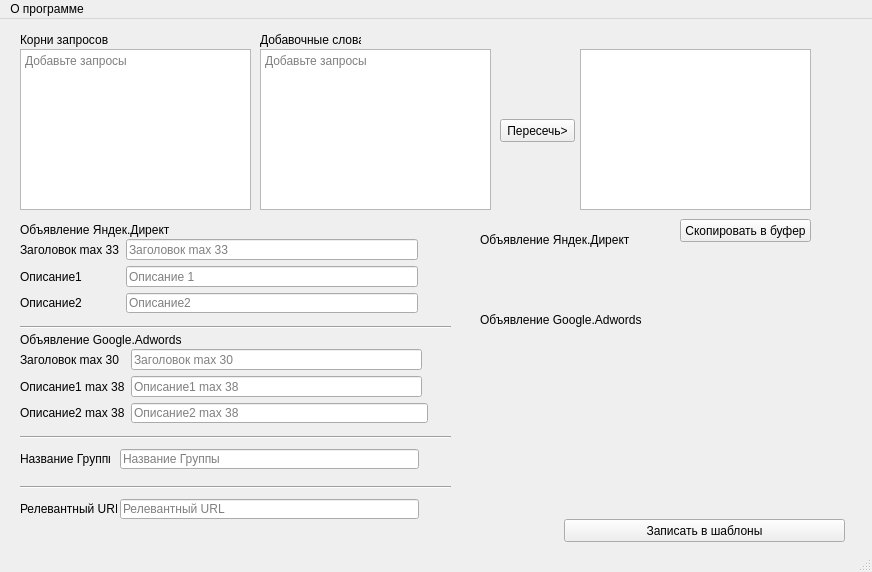
Above: kont_gen.ui from VitoZet/Kursa4 before the change. Below: the same form after it.
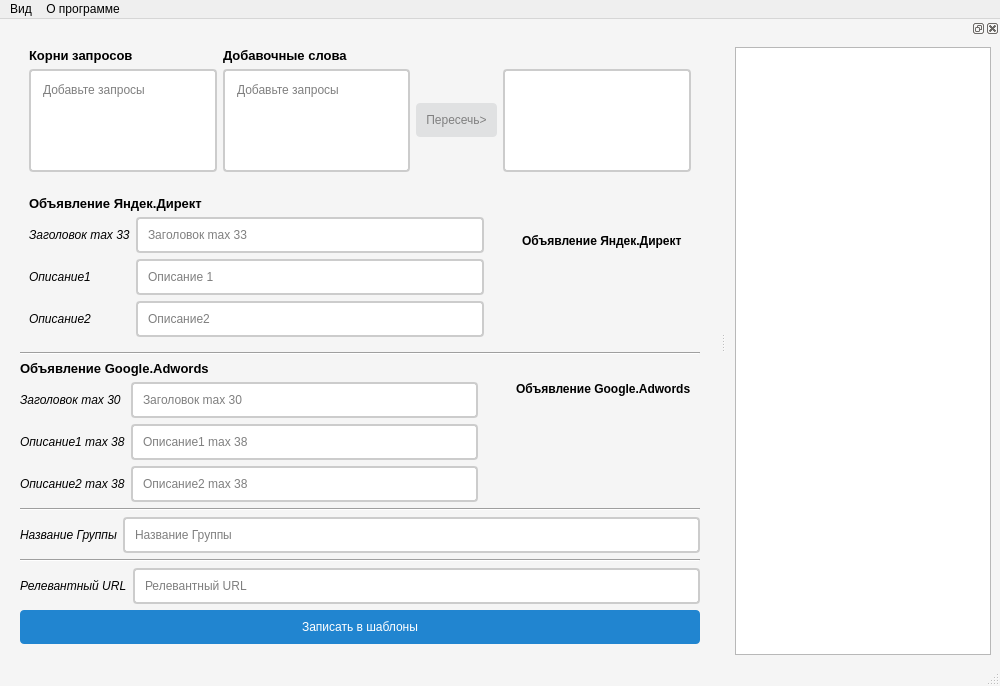
That is the form after the change.

The edit to the form file:
```diff
--- a/kont_gen.ui
+++ b/kont_gen.ui
@@ -6,169 +6,159 @@
    <rect>
     <x>0</x>
     <y>0</y>
-    <width>872</width>
-    <height>572</height>
+    <width>1000</width>
+    <height>686</height>
    </rect>
   </property>
   <property name="windowTitle">
-   <string>MainWindow</string>
+   <string>Пересечение запросов</string>
+  </property>
+  <property name="styleSheet">
+   <string notr="true">#MainWindow {
+	background-color: #f5f5f5;
+}
+QTextEdit, QLineEdit {
+	background-color: #ffffff;
+	border-style: solid;
+	border-width: 2px;
+	border-color: #cccccc;
+	border-radius: 4px;
+	padding: 8px;
+}
+QTextEdit:focus, QLineEdit:focus {
+	border-color: #66afe9;
+ }
+QPushButton {
+    color: #808080;
+    background-color: #e0e1e2;
+    border-style: none;
+    border-radius: 4px;
+    padding: 10px;
+    outline: none;
+}
+QPushButton:hover {
+    background-color: #d3d4d6;
+}
+QPushButton:pressed {
+    background-color: #c6c8cd;
+}
+QPushButton:disabled {
+    background-color: #cccccc;
+}
+QPushButton#test_button {
+    color: #ffffff;
+    background-color: #2185d0;
+}
+QPushButton#test_button:hover {
+    background-color: #1e77ba;
+}
+QPushButton#test_button:pressed {
+    background-color: #1a69a4;
+}
+QPushButton#test_button:disabled {
+    background-color: #a3bfd4;
+}</string>
   </property>
   <widget class="QWidget" name="centralwidget">
-   <widget class="QPushButton" name="perese4">
-    <property name="geometry">
-     <rect>
-      <x>500</x>
-      <y>100</y>
-      <width>75</width>
-      <height>23</height>
-     </rect>
+   <layout class="QVBoxLayout" name="verticalLayout_2">
+    <property name="leftMargin">
+     <number>20</number>
     </property>
-    <property name="text">
-     <string>Пересечь&gt;</string>
+    <property name="topMargin">
+     <number>20</number>
     </property>
-   </widget>
-   <widget class="QPushButton" name="pushButton_2">
-    <property name="geometry">
-     <rect>
-      <x>680</x>
-      <y>200</y>
-      <width>131</width>
-      <height>23</height>
-     </rect>
+    <property name="rightMargin">
+     <number>20</number>
     </property>
-    <property name="text">
-     <string>Скопировать в буфер</string>
+    <property name="bottomMargin">
+     <number>20</number>
     </property>
-   </widget>
-   <widget class="QLabel" name="label">
-    <property name="geometry">
-     <rect>
-      <x>20</x>
-      <y>200</y>
-      <width>171</width>
-      <height>21</height>
-     </rect>
-    </property>
-    <property name="text">
-     <string>Объявление Яндек.Директ</string>
-    </property>
-   </widget>
+    <item>
+     <widget class="QWidget" name="widget" native="true">
+      <layout class="QGridLayout" name="gridLayout_3">
+       <item row="0" column="0">
    <widget class="QLabel" name="label_3">
-    <property name="geometry">
-     <rect>
-      <x>20</x>
-      <y>10</y>
-      <width>91</width>
-      <height>21</height>
-     </rect>
+         <property name="font">
+          <font>
+           <pointsize>10</pointsize>
+           <weight>75</weight>
+           <bold>true</bold>
+          </font>
     </property>
     <property name="text">
      <string>Корни запросов</string>
     </property>
    </widget>
+       </item>
+       <item row="0" column="1">
    <widget class="QLabel" name="label_4">
-    <property name="geometry">
-     <rect>
-      <x>260</x>
-      <y>10</y>
-      <width>101</width>
-      <height>21</height>
-     </rect>
+         <property name="font">
+          <font>
+           <pointsize>10</pointsize>
+           <weight>75</weight>
+           <bold>true</bold>
+          </font>
     </property>
     <property name="text">
      <string>Добавочные слова</string>
     </property>
    </widget>
-   <widget class="QLabel" name="label_8">
-    <property name="geometry">
-     <rect>
-      <x>480</x>
-      <y>210</y>
-      <width>171</width>
-      <height>21</height>
-     </rect>
+       </item>
+       <item row="1" column="0">
+        <widget class="QTextEdit" name="zapros_1">
+         <property name="placeholderText">
+          <string>Добавьте запросы</string>
+         </property>
+        </widget>
+       </item>
+       <item row="1" column="1">
+        <widget class="QTextEdit" name="zapros_2">
+         <property name="placeholderText">
+          <string>Добавьте запросы</string>
+         </property>
+        </widget>
+       </item>
+       <item row="1" column="3">
+        <widget class="QTextEdit" name="result_zapros"/>
+       </item>
+       <item row="1" column="2">
+        <widget class="QPushButton" name="perese4">
+         <property name="text">
+          <string>Пересечь&gt;</string>
+         </property>
+        </widget>
+       </item>
+      </layout>
+     </widget>
+    </item>
+    <item>
+     <widget class="QWidget" name="widget_4" native="true">
+      <layout class="QVBoxLayout" name="verticalLayout">
+       <item>
+        <layout class="QGridLayout" name="gridLayout_6">
+         <item row="0" column="0">
+          <widget class="QLabel" name="label">
+           <property name="font">
+            <font>
+             <pointsize>10</pointsize>
+             <weight>75</weight>
+             <bold>true</bold>
+            </font>
     </property>
     <property name="text">
      <string>Объявление Яндек.Директ</string>
     </property>
    </widget>
-   <widget class="QLabel" name="view_yd_title">
-    <property name="geometry">
-     <rect>
-      <x>480</x>
-      <y>230</y>
-      <width>31</width>
-      <height>21</height>
-     </rect>
-    </property>
-    <property name="text">
-     <string/>
-    </property>
-   </widget>
-   <widget class="QLabel" name="view_yd_descript2">
-    <property name="geometry">
-     <rect>
-      <x>480</x>
-      <y>250</y>
-      <width>31</width>
-      <height>21</height>
-     </rect>
-    </property>
-    <property name="text">
-     <string/>
-    </property>
-   </widget>
-   <widget class="QLabel" name="view_adw_descript">
-    <property name="geometry">
-     <rect>
-      <x>470</x>
-      <y>350</y>
-      <width>31</width>
-      <height>21</height>
-     </rect>
-    </property>
-    <property name="text">
-     <string/>
-    </property>
-   </widget>
-   <widget class="QLabel" name="label_12">
-    <property name="geometry">
-     <rect>
-      <x>20</x>
-      <y>310</y>
-      <width>171</width>
-      <height>21</height>
-     </rect>
-    </property>
-    <property name="text">
-     <string>Объявление Google.Adwords</string>
-    </property>
-   </widget>
-   <widget class="QLabel" name="label_13">
-    <property name="geometry">
-     <rect>
-      <x>480</x>
-      <y>290</y>
-      <width>171</width>
-      <height>21</height>
-     </rect>
-    </property>
-    <property name="text">
-     <string>Объявление Google.Adwords</string>
-    </property>
-   </widget>
-   <widget class="QWidget" name="layoutWidget">
-    <property name="geometry">
-     <rect>
-      <x>20</x>
-      <y>220</y>
-      <width>411</width>
-      <height>74</height>
-     </rect>
-    </property>
+         </item>
+         <item row="1" column="0">
     <layout class="QGridLayout" name="gridLayout">
      <item row="0" column="0">
       <widget class="QLabel" name="label_2">
+             <property name="font">
+              <font>
+               <italic>true</italic>
+              </font>
+             </property>
        <property name="text">
         <string>Заголовок max 33</string>
        </property>
@@ -186,6 +176,10 @@
      </item>
      <item row="0" column="2">
       <widget class="QLabel" name="yd_len_title">
+             <property name="styleSheet">
+              <string notr="true">margin-left: 5;
+margin-right: 5;</string>
+             </property>
        <property name="text">
         <string/>
        </property>
@@ -193,6 +187,11 @@
      </item>
      <item row="1" column="0">
       <widget class="QLabel" name="label_6">
+             <property name="font">
+              <font>
+               <italic>true</italic>
+              </font>
+             </property>
        <property name="text">
         <string>Описание1</string>
        </property>
@@ -210,6 +209,10 @@
      </item>
      <item row="1" column="2">
       <widget class="QLabel" name="yd_len_descript1">
+             <property name="styleSheet">
+              <string notr="true">margin-left: 5;
+margin-right: 5;</string>
+             </property>
        <property name="text">
         <string/>
        </property>
@@ -217,6 +220,11 @@
      </item>
      <item row="2" column="0">
       <widget class="QLabel" name="label_7">
+             <property name="font">
+              <font>
+               <italic>true</italic>
+              </font>
+             </property>
        <property name="text">
         <string>Описание2</string>
        </property>
@@ -234,31 +242,105 @@
      </item>
      <item row="2" column="2">
       <widget class="QLabel" name="yd_len_descript2">
+             <property name="styleSheet">
+              <string notr="true">margin-left: 5;
+margin-right: 5;</string>
+             </property>
        <property name="text">
         <string/>
        </property>
       </widget>
      </item>
     </layout>
-   </widget>
-   <widget class="QWidget" name="layoutWidget">
-    <property name="geometry">
-     <rect>
-      <x>20</x>
-      <y>330</y>
-      <width>421</width>
-      <height>74</height>
-     </rect>
-    </property>
+         </item>
+         <item row="1" column="1">
+          <widget class="QWidget" name="widget_2" native="true">
+           <layout class="QGridLayout" name="gridLayout_4">
+            <item row="0" column="0">
+             <widget class="QLabel" name="label_8">
+              <property name="font">
+               <font>
+                <weight>75</weight>
+                <bold>true</bold>
+               </font>
+              </property>
+              <property name="text">
+               <string>Объявление Яндек.Директ</string>
+              </property>
+             </widget>
+            </item>
+            <item row="1" column="0">
+             <widget class="QLabel" name="view_yd_title">
+              <property name="font">
+               <font>
+                <weight>75</weight>
+                <bold>true</bold>
+               </font>
+              </property>
+              <property name="text">
+               <string/>
+              </property>
+             </widget>
+            </item>
+            <item row="2" column="0">
+             <widget class="QLabel" name="view_yd_descript2">
+              <property name="font">
+               <font>
+                <weight>75</weight>
+                <bold>true</bold>
+               </font>
+              </property>
+              <property name="text">
+               <string/>
+              </property>
+             </widget>
+            </item>
+           </layout>
+          </widget>
+         </item>
+        </layout>
+       </item>
+      </layout>
+     </widget>
+    </item>
+    <item>
+     <widget class="Line" name="line">
+      <property name="orientation">
+       <enum>Qt::Horizontal</enum>
+      </property>
+     </widget>
+    </item>
+    <item>
+     <layout class="QGridLayout" name="gridLayout_7">
+      <item row="0" column="0">
     <layout class="QGridLayout" name="gridLayout_2">
-     <item row="0" column="0">
+        <item row="0" column="0" colspan="2">
+         <widget class="QLabel" name="label_12">
+          <property name="font">
+           <font>
+            <pointsize>10</pointsize>
+            <weight>75</weight>
+            <bold>true</bold>
+           </font>
+          </property>
+          <property name="text">
+           <string>Объявление Google.Adwords</string>
+          </property>
+         </widget>
+        </item>
+        <item row="1" column="0">
       <widget class="QLabel" name="label_14">
+          <property name="font">
+           <font>
+            <italic>true</italic>
+           </font>
+          </property>
        <property name="text">
         <string>Заголовок max 30</string>
        </property>
       </widget>
      </item>
-     <item row="0" column="1">
+        <item row="1" column="1">
       <widget class="QLineEdit" name="adw_title1">
        <property name="maxLength">
         <number>30</number>
@@ -268,28 +350,30 @@
        </property>
       </widget>
      </item>
-     <item row="0" column="2" colspan="2">
+        <item row="1" column="2">
       <widget class="QLabel" name="adw_len_title1">
-       <property name="text">
-        <string/>
-       </property>
-      </widget>
-     </item>
-     <item row="2" column="3">
-      <widget class="QLabel" name="adw_len_descript">
+          <property name="styleSheet">
+           <string notr="true">margin-left: 5;
+margin-right: 5;</string>
+          </property>
        <property name="text">
         <string/>
        </property>
       </widget>
      </item>
-     <item row="1" column="0">
+        <item row="2" column="0">
       <widget class="QLabel" name="label_11">
+          <property name="font">
+           <font>
+            <italic>true</italic>
+           </font>
+          </property>
        <property name="text">
         <string>Описание1 max 38</string>
        </property>
       </widget>
      </item>
-     <item row="1" column="1">
+        <item row="2" column="1">
       <widget class="QLineEdit" name="adw_descript1">
        <property name="maxLength">
         <number>38</number>
@@ -299,21 +383,30 @@
        </property>
       </widget>
      </item>
-     <item row="1" column="2" colspan="2">
+        <item row="2" column="2">
       <widget class="QLabel" name="adw_len_title2">
+          <property name="styleSheet">
+           <string notr="true">margin-left: 5;
+margin-right: 5;</string>
+          </property>
        <property name="text">
         <string/>
        </property>
       </widget>
      </item>
-     <item row="2" column="0">
+        <item row="3" column="0">
       <widget class="QLabel" name="label_10">
+          <property name="font">
+           <font>
+            <italic>true</italic>
+           </font>
+          </property>
        <property name="text">
         <string>Описание2 max 38</string>
        </property>
       </widget>
      </item>
-     <item row="2" column="1" colspan="2">
+        <item row="3" column="1">
       <widget class="QLineEdit" name="adw_descript2">
        <property name="maxLength">
         <number>38</number>
@@ -323,188 +416,140 @@
        </property>
       </widget>
      </item>
-    </layout>
-   </widget>
+        <item row="3" column="2">
+         <widget class="QLabel" name="adw_len_descript">
+          <property name="styleSheet">
+           <string notr="true">margin-left: 5;
+margin-right: 5;</string>
+          </property>
+          <property name="text">
+           <string/>
+          </property>
+         </widget>
+        </item>
+       </layout>
+      </item>
+      <item row="0" column="1">
+       <widget class="QWidget" name="widget_3" native="true">
+        <layout class="QGridLayout" name="gridLayout_5">
+         <item row="0" column="0">
+          <widget class="QLabel" name="label_13">
+           <property name="font">
+            <font>
+             <weight>75</weight>
+             <bold>true</bold>
+            </font>
+           </property>
+           <property name="text">
+            <string>Объявление Google.Adwords</string>
+           </property>
+          </widget>
+         </item>
+         <item row="1" column="0">
    <widget class="QLabel" name="view_adw_title">
-    <property name="geometry">
-     <rect>
-      <x>470</x>
-      <y>330</y>
-      <width>31</width>
-      <height>20</height>
-     </rect>
+           <property name="font">
+            <font>
+             <weight>75</weight>
+             <bold>true</bold>
+            </font>
     </property>
     <property name="text">
      <string/>
     </property>
    </widget>
-   <widget class="QTextEdit" name="zapros_1">
-    <property name="geometry">
-     <rect>
-      <x>20</x>
-      <y>30</y>
-      <width>231</width>
-      <height>161</height>
-     </rect>
-    </property>
-    <property name="placeholderText">
-     <string>Добавьте запросы</string>
-    </property>
-   </widget>
-   <widget class="QTextEdit" name="zapros_2">
-    <property name="geometry">
-     <rect>
-      <x>260</x>
-      <y>30</y>
-      <width>231</width>
-      <height>161</height>
-     </rect>
-    </property>
-    <property name="placeholderText">
-     <string>Добавьте запросы</string>
-    </property>
-   </widget>
-   <widget class="QTextEdit" name="result_zapros">
-    <property name="geometry">
-     <rect>
-      <x>580</x>
-      <y>30</y>
-      <width>231</width>
-      <height>161</height>
-     </rect>
-    </property>
-   </widget>
-   <widget class="QLineEdit" name="name_group">
-    <property name="geometry">
-     <rect>
-      <x>120</x>
-      <y>430</y>
-      <width>299</width>
-      <height>20</height>
-     </rect>
-    </property>
-    <property name="maxLength">
-     <number>30</number>
-    </property>
-    <property name="placeholderText">
-     <string>Название Группы</string>
-    </property>
-   </widget>
-   <widget class="QLineEdit" name="url">
-    <property name="geometry">
-     <rect>
-      <x>120</x>
-      <y>480</y>
-      <width>299</width>
-      <height>20</height>
-     </rect>
-    </property>
-    <property name="maxLength">
-     <number>30</number>
-    </property>
-    <property name="placeholderText">
-     <string>Релевантный URL</string>
-    </property>
-   </widget>
-   <widget class="QLabel" name="label_15">
-    <property name="geometry">
-     <rect>
-      <x>20</x>
-      <y>430</y>
-      <width>90</width>
-      <height>20</height>
-     </rect>
-    </property>
+         </item>
+         <item row="2" column="0">
+          <widget class="QLabel" name="view_adw_descript">
+           <property name="font">
+            <font>
+             <weight>75</weight>
+             <bold>true</bold>
+            </font>
+           </property>
     <property name="text">
-     <string>Название Группы</string>
-    </property>
-   </widget>
-   <widget class="QLabel" name="label_16">
-    <property name="geometry">
-     <rect>
-      <x>20</x>
-      <y>480</y>
-      <width>97</width>
-      <height>20</height>
-     </rect>
-    </property>
-    <property name="text">
-     <string>Релевантный URL</string>
-    </property>
-   </widget>
-   <widget class="Line" name="line">
-    <property name="geometry">
-     <rect>
-      <x>20</x>
-      <y>300</y>
-      <width>431</width>
-      <height>16</height>
-     </rect>
-    </property>
-    <property name="orientation">
-     <enum>Qt::Horizontal</enum>
-    </property>
-   </widget>
+            <string/>
+           </property>
+          </widget>
+         </item>
+        </layout>
+       </widget>
+      </item>
+     </layout>
+    </item>
+    <item>
    <widget class="Line" name="line_2">
-    <property name="geometry">
-     <rect>
-      <x>20</x>
-      <y>410</y>
-      <width>431</width>
-      <height>16</height>
-     </rect>
-    </property>
     <property name="orientation">
      <enum>Qt::Horizontal</enum>
     </property>
    </widget>
+    </item>
+    <item>
+     <layout class="QGridLayout" name="gridLayout_8">
+      <item row="0" column="0">
+       <widget class="QLabel" name="label_15">
+        <property name="font">
+         <font>
+          <italic>true</italic>
+         </font>
+        </property>
+        <property name="text">
+         <string>Название Группы</string>
+        </property>
+       </widget>
+      </item>
+      <item row="0" column="1">
+       <widget class="QLineEdit" name="name_group">
+        <property name="maxLength">
+         <number>30</number>
+        </property>
+        <property name="placeholderText">
+         <string>Название Группы</string>
+        </property>
+       </widget>
+      </item>
+     </layout>
+    </item>
+    <item>
    <widget class="Line" name="line_3">
-    <property name="geometry">
-     <rect>
-      <x>20</x>
-      <y>460</y>
-      <width>431</width>
-      <height>16</height>
-     </rect>
-    </property>
     <property name="orientation">
      <enum>Qt::Horizontal</enum>
     </property>
    </widget>
+    </item>
+    <item>
+     <layout class="QGridLayout" name="gridLayout_9">
+      <item row="0" column="0">
+       <widget class="QLabel" name="label_16">
+        <property name="font">
+         <font>
+          <italic>true</italic>
+         </font>
+        </property>
+        <property name="text">
+         <string>Релевантный URL</string>
+        </property>
+       </widget>
+      </item>
+      <item row="0" column="1">
+       <widget class="QLineEdit" name="url">
+        <property name="maxLength">
+         <number>30</number>
+        </property>
+        <property name="placeholderText">
+         <string>Релевантный URL</string>
+        </property>
+       </widget>
+      </item>
+     </layout>
+    </item>
+    <item>
    <widget class="QPushButton" name="test_button">
-    <property name="geometry">
-     <rect>
-      <x>564</x>
-      <y>500</y>
-      <width>281</width>
-      <height>23</height>
-     </rect>
-    </property>
     <property name="text">
      <string>Записать в шаблоны</string>
     </property>
    </widget>
-   <zorder>layoutWidget</zorder>
-   <zorder>layoutWidget</zorder>
-   <zorder>perese4</zorder>
-   <zorder>pushButton_2</zorder>
-   <zorder>label</zorder>
-   <zorder>label_3</zorder>
-   <zorder>label_4</zorder>
-   <zorder>label_8</zorder>
-   <zorder>view_yd_title</zorder>
-   <zorder>view_yd_descript2</zorder>
-   <zorder>view_adw_descript</zorder>
-   <zorder>label_12</zorder>
-   <zorder>label_13</zorder>
-   <zorder>view_adw_title</zorder>
-   <zorder>zapros_1</zorder>
-   <zorder>zapros_2</zorder>
-   <zorder>result_zapros</zorder>
-   <zorder>name_group</zorder>
-   <zorder>url</zorder>
-   <zorder>label_15</zorder>
-   <zorder>label_16</zorder>
+    </item>
+   </layout>
    <zorder>line</zorder>
    <zorder>line_2</zorder>
    <zorder>line_3</zorder>
@@ -515,7 +560,7 @@
     <rect>
      <x>0</x>
      <y>0</y>
-     <width>872</width>
+     <width>1000</width>
      <height>21</height>
     </rect>
    </property>
@@ -524,9 +569,39 @@
      <string>О программе</string>
     </property>
    </widget>
+   <widget class="QMenu" name="menu_2">
+    <property name="title">
+     <string>Вид</string>
+    </property>
+    <addaction name="actionViewHistory"/>
+   </widget>
+   <addaction name="menu_2"/>
    <addaction name="menu"/>
   </widget>
   <widget class="QStatusBar" name="statusbar"/>
+  <widget class="QDockWidget" name="historyDockWidget">
+   <attribute name="dockWidgetArea">
+    <number>2</number>
+   </attribute>
+   <widget class="QWidget" name="dockWidgetContents">
+    <layout class="QVBoxLayout" name="verticalLayout_3">
+     <item>
+      <widget class="QListView" name="listView"/>
+     </item>
+    </layout>
+   </widget>
+  </widget>
+  <action name="actionViewHistory">
+   <property name="checkable">
+    <bool>true</bool>
+   </property>
+   <property name="text">
+    <string>История</string>
+   </property>
+   <property name="shortcut">
+    <string>Ctrl+H</string>
+   </property>
+  </action>
  </widget>
  <resources/>
  <connections/>
```
Left out of the diff: 2 changed lines with no effect on the pictures. Lines whose indentation alone changed are shown as unchanged.
